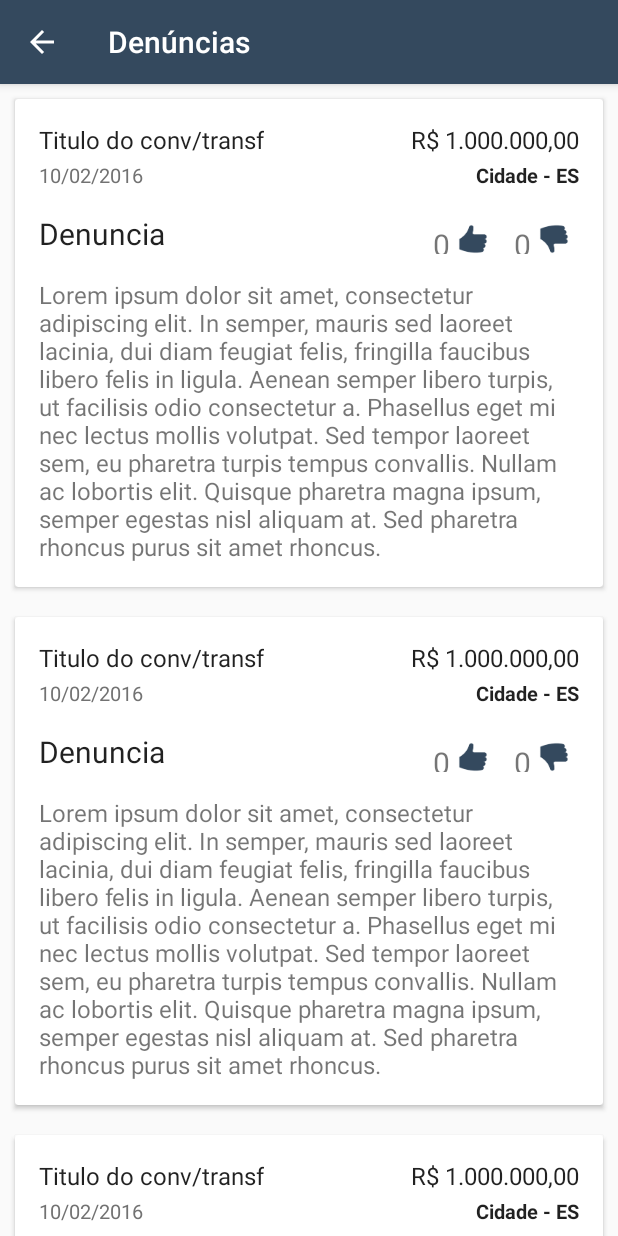
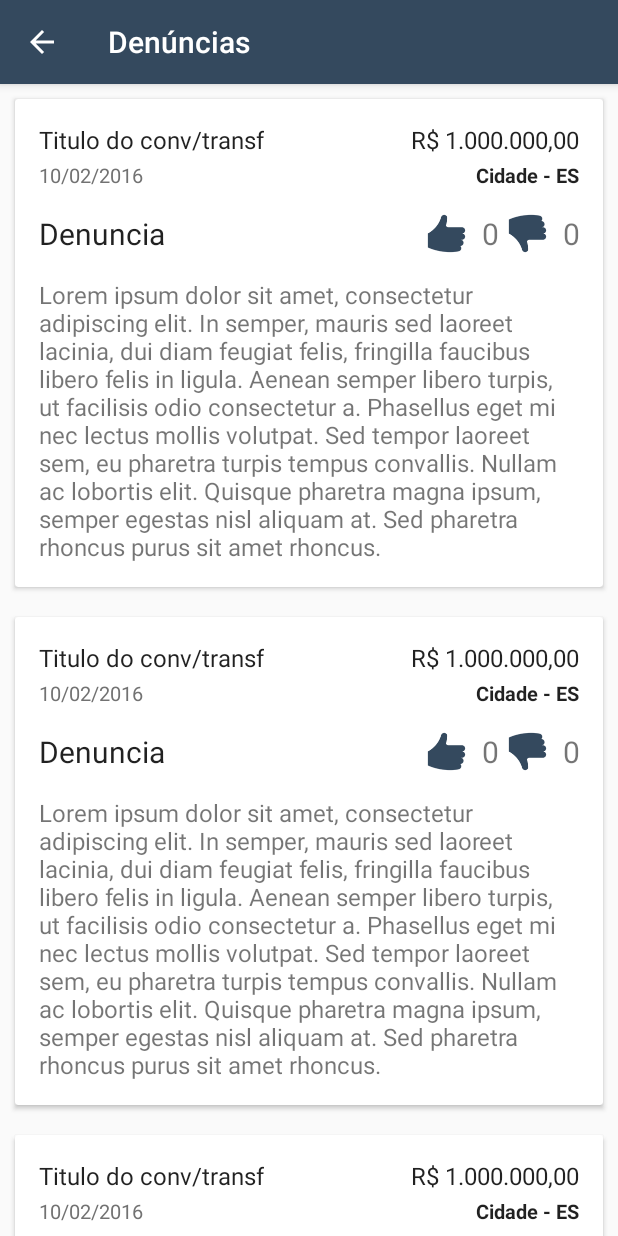
Before and after one commit to LabPi/brasilsincero-android, an Android app: the DenunciationsFragment screen opened directly, with no data from a screen before it, on a phone screen of 412 x 824 dp. Run offline under Robolectric (Android 15) with nearby library versions, the phone set to English and light mode, and no system bars; our stand-ins replace ButterKnife.

Commit message:
fix like dislike buttons

```diff
--- a/BrasilSincero/app/src/main/res/layout/fragment_convenio_item.xml
+++ b/BrasilSincero/app/src/main/res/layout/fragment_convenio_item.xml
@@ -24,8 +24,6 @@
     <RelativeLayout
         android:layout_width="match_parent"
         android:layout_height="wrap_content"
-        android:layout_marginStart="@dimen/text_margin"
-        android:layout_marginLeft="@dimen/text_margin"
         android:layout_marginTop="@dimen/text_margin">
 
         <de.hdodenhof.circleimageview.CircleImageView
--- a/BrasilSincero/app/src/main/res/layout/fragment_denunciation_item.xml
+++ b/BrasilSincero/app/src/main/res/layout/fragment_denunciation_item.xml
@@ -109,22 +109,12 @@
 
         <LinearLayout
             android:layout_width="wrap_content"
-            android:layout_height="20dp"
+            android:layout_height="wrap_content"
             android:layout_alignParentEnd="true"
             android:layout_alignParentRight="true"
             android:layout_alignBottom="@id/denunciationTitleText"
             android:layout_marginEnd="15dp"
             android:layout_marginRight="15dp">
-
-            <TextView
-                android:id="@+id/likesValue"
-                android:layout_width="wrap_content"
-                android:layout_height="wrap_content"
-                android:text="0"
-                android:textSize="20sp"
-                android:layout_marginLeft="10dp"
-                android:layout_marginStart="10dp"
-                />
 
             <ImageView
                 android:id="@+id/like"
@@ -162,6 +152,17 @@
                 android:layout_marginStart="5dp"
                 android:scaleType="fitStart"/>
 
+            <TextView
+                android:id="@+id/likesValue"
+                android:layout_width="wrap_content"
+                android:layout_height="wrap_content"
+                android:text="0"
+                android:textSize="20sp"
+                android:layout_marginLeft="10dp"
+                android:layout_marginStart="10dp"
+                />
+
+
         </LinearLayout>
 
         <TextView
```
